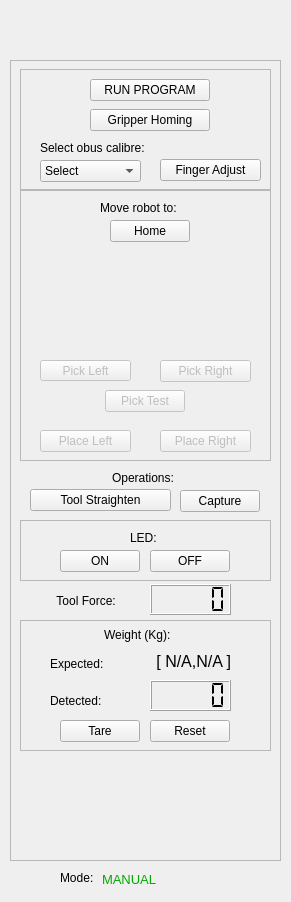
asoriano1/rqt_kuka, file resource/RqtKuka.ui: the form before one commit.
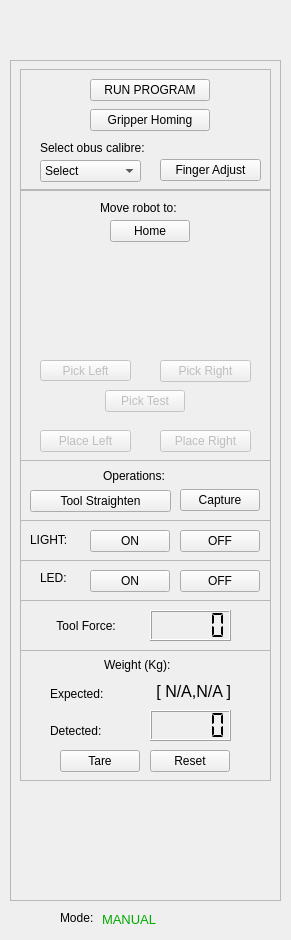
The form after the commit. Icons and pictures are not drawn.

Commit message: added io controls to gui

Patch:
```diff
--- a/resource/RqtKuka.ui
+++ b/resource/RqtKuka.ui
@@ -7,7 +7,7 @@
     <x>0</x>
     <y>0</y>
     <width>291</width>
-    <height>902</height>
+    <height>940</height>
    </rect>
   </property>
   <property name="windowTitle">
@@ -23,7 +23,7 @@
      <x>0</x>
      <y>0</y>
      <width>291</width>
-     <height>901</height>
+     <height>931</height>
     </rect>
    </property>
    <widget class="QFrame" name="frame">
@@ -32,7 +32,7 @@
       <x>10</x>
       <y>60</y>
       <width>271</width>
-      <height>801</height>
+      <height>841</height>
      </rect>
     </property>
     <property name="frameShape">
@@ -96,7 +96,7 @@
      <property name="geometry">
       <rect>
        <x>94</x>
-       <y>564</y>
+       <y>594</y>
        <width>91</width>
        <height>21</height>
       </rect>
@@ -109,7 +109,7 @@
      <property name="geometry">
       <rect>
        <x>40</x>
-       <y>530</y>
+       <y>555</y>
        <width>121</width>
        <height>21</height>
       </rect>
@@ -122,7 +122,7 @@
      <property name="geometry">
       <rect>
        <x>140</x>
-       <y>524</y>
+       <y>550</y>
        <width>81</width>
        <height>31</height>
       </rect>
@@ -167,7 +167,7 @@
      <property name="geometry">
       <rect>
        <x>140</x>
-       <y>620</y>
+       <y>650</y>
        <width>81</width>
        <height>31</height>
       </rect>
@@ -195,8 +195,8 @@
     <widget class="QLabel" name="Gotolabel_2">
      <property name="geometry">
       <rect>
-       <x>102</x>
-       <y>410</y>
+       <x>93</x>
+       <y>408</y>
        <width>91</width>
        <height>16</height>
       </rect>
@@ -212,7 +212,7 @@
      <property name="geometry">
       <rect>
        <x>20</x>
-       <y>429</y>
+       <y>430</y>
        <width>141</width>
        <height>22</height>
       </rect>
@@ -228,7 +228,7 @@
      <property name="geometry">
       <rect>
        <x>50</x>
-       <y>660</y>
+       <y>690</y>
        <width>80</width>
        <height>22</height>
       </rect>
@@ -244,7 +244,7 @@
      <property name="geometry">
       <rect>
        <x>140</x>
-       <y>660</y>
+       <y>690</y>
        <width>80</width>
        <height>22</height>
       </rect>
@@ -294,7 +294,7 @@
      <property name="geometry">
       <rect>
        <x>10</x>
-       <y>560</y>
+       <y>590</y>
        <width>251</width>
        <height>131</height>
       </rect>
@@ -642,7 +642,7 @@
      <property name="geometry">
       <rect>
        <x>170</x>
-       <y>430</y>
+       <y>429</y>
        <width>80</width>
        <height>22</height>
       </rect>
@@ -667,14 +667,14 @@
       <enum>QFrame::Raised</enum>
      </property>
     </widget>
-    <widget class="QPushButton" name="Led_On_Button">
+    <widget class="QPushButton" name="Light_On_Button">
      <property name="enabled">
       <bool>true</bool>
      </property>
      <property name="geometry">
       <rect>
-       <x>50</x>
-       <y>490</y>
+       <x>80</x>
+       <y>470</y>
        <width>80</width>
        <height>22</height>
       </rect>
@@ -683,14 +683,14 @@
       <string>ON</string>
      </property>
     </widget>
-    <widget class="QPushButton" name="Led_Off_Button">
+    <widget class="QPushButton" name="Light_Off_Button">
      <property name="enabled">
       <bool>true</bool>
      </property>
      <property name="geometry">
       <rect>
-       <x>140</x>
-       <y>490</y>
+       <x>170</x>
+       <y>470</y>
        <width>80</width>
        <height>22</height>
       </rect>
@@ -699,26 +699,13 @@
       <string>OFF</string>
      </property>
     </widget>
-    <widget class="QLabel" name="Gotolabel_3">
-     <property name="geometry">
-      <rect>
-       <x>120</x>
-       <y>470</y>
-       <width>31</width>
-       <height>16</height>
-      </rect>
-     </property>
-     <property name="text">
-      <string>LED:</string>
-     </property>
-    </widget>
     <widget class="QFrame" name="frame_5">
      <property name="geometry">
       <rect>
        <x>10</x>
        <y>460</y>
        <width>251</width>
-       <height>61</height>
+       <height>41</height>
       </rect>
      </property>
      <property name="frameShape">
@@ -727,14 +714,27 @@
      <property name="frameShadow">
       <enum>QFrame::Raised</enum>
      </property>
+     <widget class="QLabel" name="Gotolabel_3">
+      <property name="geometry">
+       <rect>
+        <x>10</x>
+        <y>10</y>
+        <width>51</width>
+        <height>20</height>
+       </rect>
+      </property>
+      <property name="text">
+       <string>LIGHT:</string>
+      </property>
+     </widget>
     </widget>
     <widget class="QLabel" name="label_3">
      <property name="geometry">
       <rect>
-       <x>40</x>
-       <y>710</y>
-       <width>191</width>
-       <height>81</height>
+       <x>30</x>
+       <y>730</y>
+       <width>211</width>
+       <height>91</height>
       </rect>
      </property>
      <property name="text">
@@ -747,6 +747,118 @@
       <bool>true</bool>
      </property>
     </widget>
+    <widget class="QPushButton" name="Led_Off_Button">
+     <property name="enabled">
+      <bool>true</bool>
+     </property>
+     <property name="geometry">
+      <rect>
+       <x>170</x>
+       <y>510</y>
+       <width>80</width>
+       <height>22</height>
+      </rect>
+     </property>
+     <property name="text">
+      <string>OFF</string>
+     </property>
+    </widget>
+    <widget class="QLabel" name="Gotolabel_4">
+     <property name="geometry">
+      <rect>
+       <x>30</x>
+       <y>510</y>
+       <width>31</width>
+       <height>16</height>
+      </rect>
+     </property>
+     <property name="text">
+      <string>LED:</string>
+     </property>
+    </widget>
+    <widget class="QPushButton" name="Led_On_Button">
+     <property name="enabled">
+      <bool>true</bool>
+     </property>
+     <property name="geometry">
+      <rect>
+       <x>80</x>
+       <y>510</y>
+       <width>80</width>
+       <height>22</height>
+      </rect>
+     </property>
+     <property name="text">
+      <string>ON</string>
+     </property>
+    </widget>
+    <widget class="QFrame" name="frame_6">
+     <property name="geometry">
+      <rect>
+       <x>10</x>
+       <y>500</y>
+       <width>251</width>
+       <height>41</height>
+      </rect>
+     </property>
+     <property name="frameShape">
+      <enum>QFrame::StyledPanel</enum>
+     </property>
+     <property name="frameShadow">
+      <enum>QFrame::Raised</enum>
+     </property>
+     <widget class="QFrame" name="frame_7">
+      <property name="geometry">
+       <rect>
+        <x>0</x>
+        <y>50</y>
+        <width>251</width>
+        <height>41</height>
+       </rect>
+      </property>
+      <property name="frameShape">
+       <enum>QFrame::StyledPanel</enum>
+      </property>
+      <property name="frameShadow">
+       <enum>QFrame::Raised</enum>
+      </property>
+     </widget>
+    </widget>
+    <widget class="QFrame" name="frame_8">
+     <property name="geometry">
+      <rect>
+       <x>10</x>
+       <y>400</y>
+       <width>251</width>
+       <height>61</height>
+      </rect>
+     </property>
+     <property name="frameShape">
+      <enum>QFrame::StyledPanel</enum>
+     </property>
+     <property name="frameShadow">
+      <enum>QFrame::Raised</enum>
+     </property>
+    </widget>
+    <widget class="QFrame" name="frame_9">
+     <property name="geometry">
+      <rect>
+       <x>10</x>
+       <y>540</y>
+       <width>251</width>
+       <height>51</height>
+      </rect>
+     </property>
+     <property name="frameShape">
+      <enum>QFrame::StyledPanel</enum>
+     </property>
+     <property name="frameShadow">
+      <enum>QFrame::Raised</enum>
+     </property>
+    </widget>
+    <zorder>frame_9</zorder>
+    <zorder>frame_8</zorder>
+    <zorder>frame_6</zorder>
     <zorder>frame_5</zorder>
     <zorder>frame_4</zorder>
     <zorder>frame_3</zorder>
@@ -836,7 +948,7 @@
     <property name="geometry">
      <rect>
       <x>60</x>
-      <y>870</y>
+      <y>910</y>
       <width>41</width>
       <height>16</height>
      </rect>
@@ -849,7 +961,7 @@
     <property name="geometry">
      <rect>
       <x>102</x>
-      <y>869</y>
+      <y>909</y>
       <width>151</width>
       <height>20</height>
      </rect>
```
Left out of the diff: 8 changed lines with no effect on the pictures. The commit also changes 1 other file.
